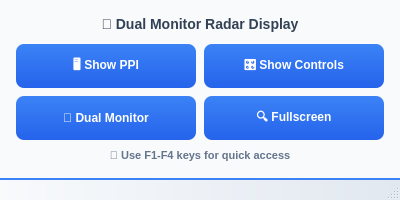
Old version of the form cmapmainwindow.ui in the repository shridharbhandiwad/IRDS.
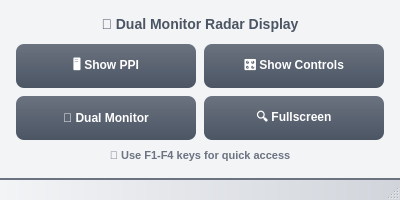
New version of the form.

Commit message:
Refactor: Update color scheme and styles
This commit updates the color scheme and styles across the application to a more modern and cohesive look.

The edit to the form file:
```diff
--- a/cmapmainwindow.ui
+++ b/cmapmainwindow.ui
@@ -27,19 +27,19 @@
   </property>
   <property name="styleSheet">
    <string notr="true">QMainWindow {
-    background: qlineargradient(x1:0, y1:0, x2:1, y2:1, stop:0 #f8fafc, stop:1 #e2e8f0);
+    background: qlineargradient(x1:0, y1:0, x2:1, y2:1, stop:0 #f3f4f6, stop:1 #d1d5db);
 }</string>
   </property>
   <widget class="QWidget" name="centralWidget">
    <property name="styleSheet">
     <string notr="true">QWidget {
-    background-color: #f8fafc;
-    color: #1e293b;
+    background-color: #f3f4f6;
+    color: #374151;
     font-family: 'Segoe UI', Arial, sans-serif;
 }
 
 QPushButton {
-    background: qlineargradient(x1:0, y1:0, x2:0, y2:1, stop:0 #3b82f6, stop:1 #2563eb);
+    background: qlineargradient(x1:0, y1:0, x2:0, y2:1, stop:0 #6b7280, stop:1 #4b5563);
     color: white;
     border: none;
     border-radius: 8px;
@@ -50,15 +50,15 @@
 }
 
 QPushButton:hover {
-    background: qlineargradient(x1:0, y1:0, x2:0, y2:1, stop:0 #2563eb, stop:1 #1d4ed8);
+    background: qlineargradient(x1:0, y1:0, x2:0, y2:1, stop:0 #4b5563, stop:1 #374151);
 }
 
 QPushButton:pressed {
-    background: qlineargradient(x1:0, y1:0, x2:0, y2:1, stop:0 #1d4ed8, stop:1 #1e40af);
+    background: qlineargradient(x1:0, y1:0, x2:0, y2:1, stop:0 #374151, stop:1 #1f2937);
 }
 
 QLabel {
-    color: #334155;
+    color: #4b5563;
     font-weight: 600;
     font-size: 14px;
 }</string>
@@ -152,7 +152,7 @@
        <set>Qt::AlignCenter</set>
       </property>
       <property name="styleSheet">
-       <string notr="true">QLabel { color: #64748b; font-size: 11px; }</string>
+       <string notr="true">QLabel { color: #6b7280; font-size: 11px; }</string>
       </property>
      </widget>
     </item>
@@ -161,9 +161,9 @@
   <widget class="QStatusBar" name="statusBar">
    <property name="styleSheet">
     <string notr="true">QStatusBar {
-    background: qlineargradient(x1:0, y1:0, x2:1, y2:0, stop:0 #f8fafc, stop:1 #e2e8f0);
-    color: #334155;
-    border-top: 2px solid #3b82f6;
+    background: qlineargradient(x1:0, y1:0, x2:1, y2:0, stop:0 #f3f4f6, stop:1 #d1d5db);
+    color: #4b5563;
+    border-top: 2px solid #6b7280;
     font-size: 11px;
     font-weight: 500;
     padding: 4px;
```
The commit also changes 12 other files.
